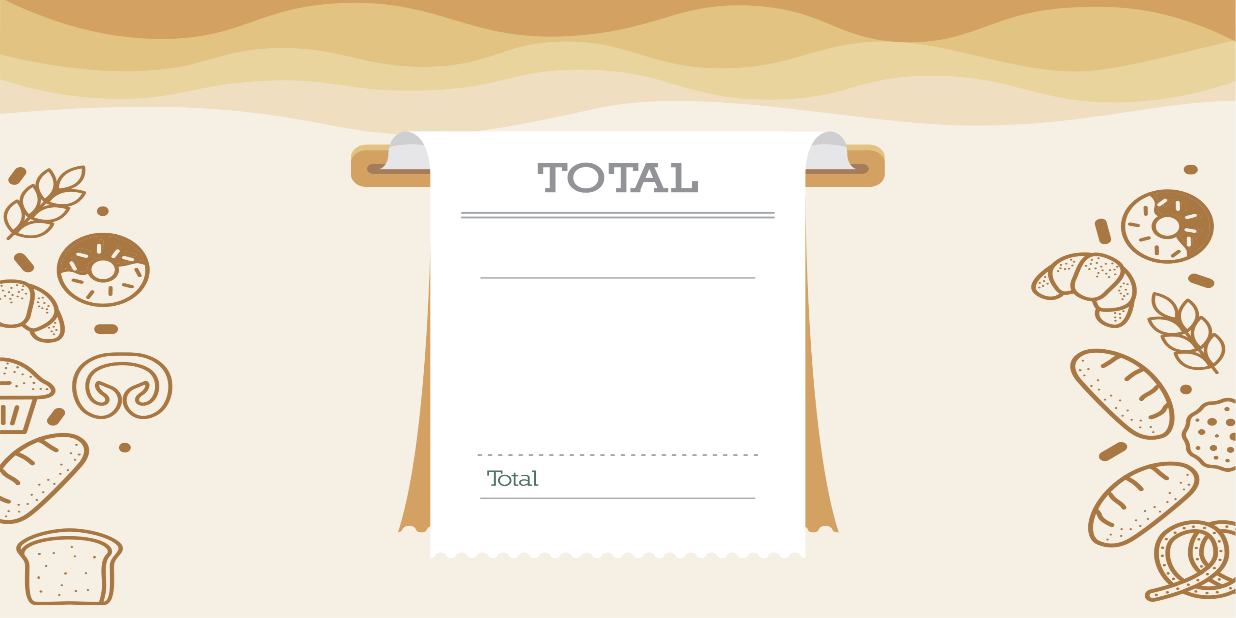
After one commit to 5h1ro/kasirku, an Android app: the CheckoutActivity screen opened directly, with no data from a screen before it, on a phone screen of 824 x 412 dp (held sideways). The commit adds this screen. Run offline under Robolectric (Android 15) with nearby library versions, the phone set to English and light mode, and no system bars; 3 statements that could not run were skipped.

Commit message:
checkout

```diff
--- a/app/src/main/java/com/tjeret99/kasirku/BuyActivity.kt
+++ b/app/src/main/java/com/tjeret99/kasirku/BuyActivity.kt
@@ -65,6 +65,8 @@ class BuyActivity : AppCompatActivity() {
 
         buy.setOnClickListener{
             intent = Intent(this, MenuActivity::class.java)
+            intent.putExtra("nameBuy", name)
+            intent.putExtra("priceBuy", price)
             startActivity(intent)
             finish()
         }
--- /dev/null
+++ b/app/src/main/res/layout/activity_checkout.xml
@@ -0,0 +1,54 @@
+<?xml version="1.0" encoding="utf-8"?>
+<LinearLayout xmlns:android="http://schemas.android.com/apk/res/android"
+    xmlns:app="http://schemas.android.com/apk/res-auto"
+    xmlns:tools="http://schemas.android.com/tools"
+    android:orientation="vertical"
+    android:layout_width="match_parent"
+    android:layout_height="match_parent"
+    android:background="@drawable/bg_buy"
+    android:id="@+id/parentA"
+    tools:context=".CheckoutActivity">
+
+
+    <LinearLayout
+        android:id="@+id/parentOrder"
+        android:orientation="vertical"
+        android:layout_marginTop="350dp"
+        android:layout_width="match_parent"
+        android:layout_height="wrap_content">
+
+
+    </LinearLayout>
+
+
+    <TextView
+        android:id="@+id/total"
+        android:textAlignment="viewEnd"
+        android:layout_marginLeft="615dp"
+        android:layout_marginTop="110dp"
+        android:layout_width="170dp"
+        android:layout_height="wrap_content"
+        android:fontFamily="@font/nillandblack"
+        android:text=""
+        android:textColor="@color/greysecond"
+        android:textSize="23dp"
+        android:textStyle="bold" />
+
+    <Button
+        android:id="@+id/btn_total"
+        android:textAlignment="viewStart"
+        android:layout_marginLeft="505dp"
+        android:layout_marginTop="-39dp"
+        android:layout_width="100dp"
+        android:background="@color/white"
+        android:layout_height="wrap_content"
+        android:fontFamily="@font/nillandblack"
+        android:text="Total"
+        android:textColor="@color/greysecond"
+        android:textSize="23dp"
+        android:textStyle="bold" />
+
+
+
+
+</LinearLayout>
--- /dev/null
+++ b/app/src/main/res/values/ids.xml
@@ -0,0 +1,5 @@
+<?xml version="1.0" encoding="utf-8"?>
+<resources>
+    <item name="et_jumlah" type="id"/>
+    <item name="tv_total" type="id"/>
+</resources>
--- a/app/src/main/res/values/themes.xml
+++ b/app/src/main/res/values/themes.xml
@@ -12,6 +12,7 @@
         <!-- Status bar color. -->
         <item name="android:statusBarColor" tools:targetApi="l">?attr/colorPrimaryVariant</item>
         <!-- Customize your theme here. -->
+
     </style>
 
 
```
Also changed, not shown: app/src/main/AndroidManifest.xml (+7 -4 lines), app/src/main/java/com/tjeret99/kasirku/CheckoutActivity.kt (added, +176 -0 lines), app/src/main/java/com/tjeret99/kasirku/MenuActivity.kt (+28 -8 lines), app/src/main/java/com/tjeret99/kasirku/controller/LoginController.kt (deleted, +0 -62 lines), app/src/main/java/com/tjeret99/kasirku/model/UserSession.kt (deleted, +0 -47 lines), app/src/main/res/layout/activity_menu.xml (+25 -2 lines).
